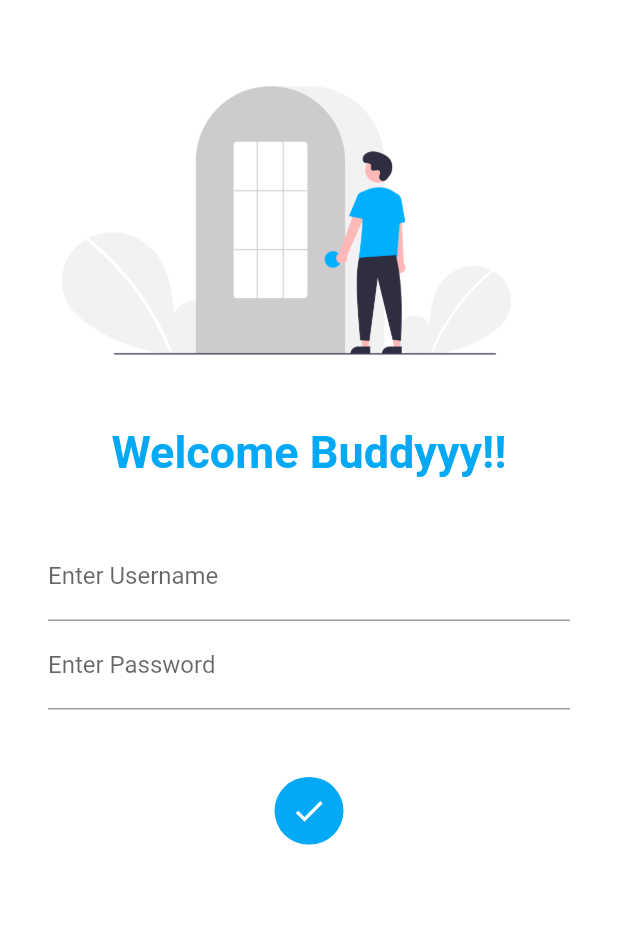
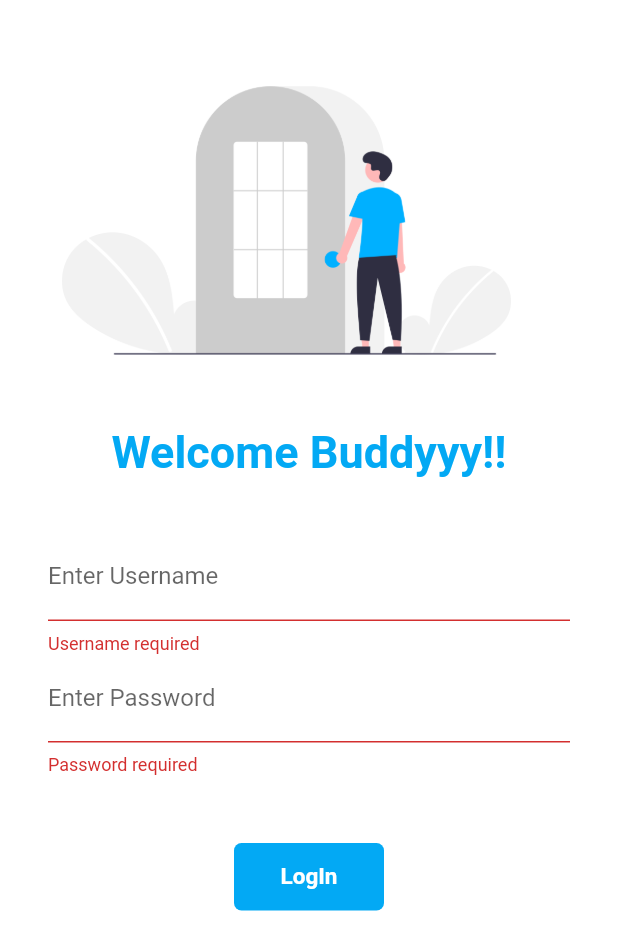
Before and after one commit to manthanpanchal2002/MyFirstFultterApp, a Flutter app: the screen it shows after launch, after a tap on "LogIn", on a phone screen of 412 x 824 dp. Shown: the top 950 px of the screen. Run offline on Flutter 3.47's test engine with Material 2 defaults, Android fonts, the phone set to English and light mode, and no system bars.

Commit message:
Day 7 completed

```diff
--- a/lib/Pages/login.dart
+++ b/lib/Pages/login.dart
@@ -8,12 +8,32 @@
 
 class _LoginPageState extends State<LoginPage> {
   bool changebutton = false;
+  final _formKey = GlobalKey<FormState>();
+
+  MoveToHome(BuildContext context) async {
+    if (_formKey.currentState!.validate()) {
+      setState(() {
+        changebutton = true;
+      });
+
+      await Future.delayed(Duration(seconds: 2));
+      await Navigator.pushNamed(context, MyRoutes.HomeRoute);
+
+      setState(() {
+        changebutton = false;
+      });
+    } else {
+      return null;
+    }
+  }
 
   @override
   Widget build(BuildContext context) {
     return Material(
         color: Colors.white,
         child: SingleChildScrollView(
+          child: Form(
+            key: _formKey,
             child: Column(
               children: [
                 Padding(
@@ -45,24 +65,38 @@
                       TextFormField(
                         decoration: InputDecoration(
                             hintText: "", labelText: "Enter Username"),
+                        validator: (value) {
+                          if (value!.isEmpty) {
+                            return "Username required";
+                          } else {
+                            return null;
+                          }
+                        },
                       ),
+
                       TextFormField(
                         obscureText: true,
                         decoration: InputDecoration(
                             hintText: "", labelText: "Enter Password"),
+                        validator: (value) {
+                          if (value!.isEmpty) {
+                            return "Password required";
+                          } else if (value.length < 8) {
+                            return "Password must be greater than 8 characters";
+                          } else {
+                            return null;
+                          }
+                        },
                       ),
                       SizedBox(
                         height: 45.0,
                       ),
-                    InkWell(
-                      onTap: () async {
-                        setState(() {
-                          changebutton = true;
-                        });
-
-                        await Future.delayed(Duration(seconds: 2));
-                        Navigator.pushNamed(context, MyRoutes.HomeRoute);
-                      },
+                      Material(
+                        color: Colors.lightBlue,
+                        borderRadius:
+                            BorderRadius.circular(changebutton ? 50 : 5),
+                        child: InkWell(
+                          onTap: () => MoveToHome(context),
                           child: AnimatedContainer(
                             duration: Duration(seconds: 1),
                             width: changebutton ? 46 : 100,
@@ -80,10 +114,7 @@
                                         fontWeight: FontWeight.bold,
                                         fontSize: 15),
                                   ),
-                        decoration: BoxDecoration(
-                            color: Colors.lightBlue,
-                            borderRadius:
-                                BorderRadius.circular(changebutton ? 50 : 5)),
+                          ),
                         ),
                       ),
                       // ElevatedButton(
@@ -98,6 +129,7 @@
                 )
               ],
             ),
+          ),
         ));
   }
 }
```
Lines whose indentation alone changed are shown as unchanged.
